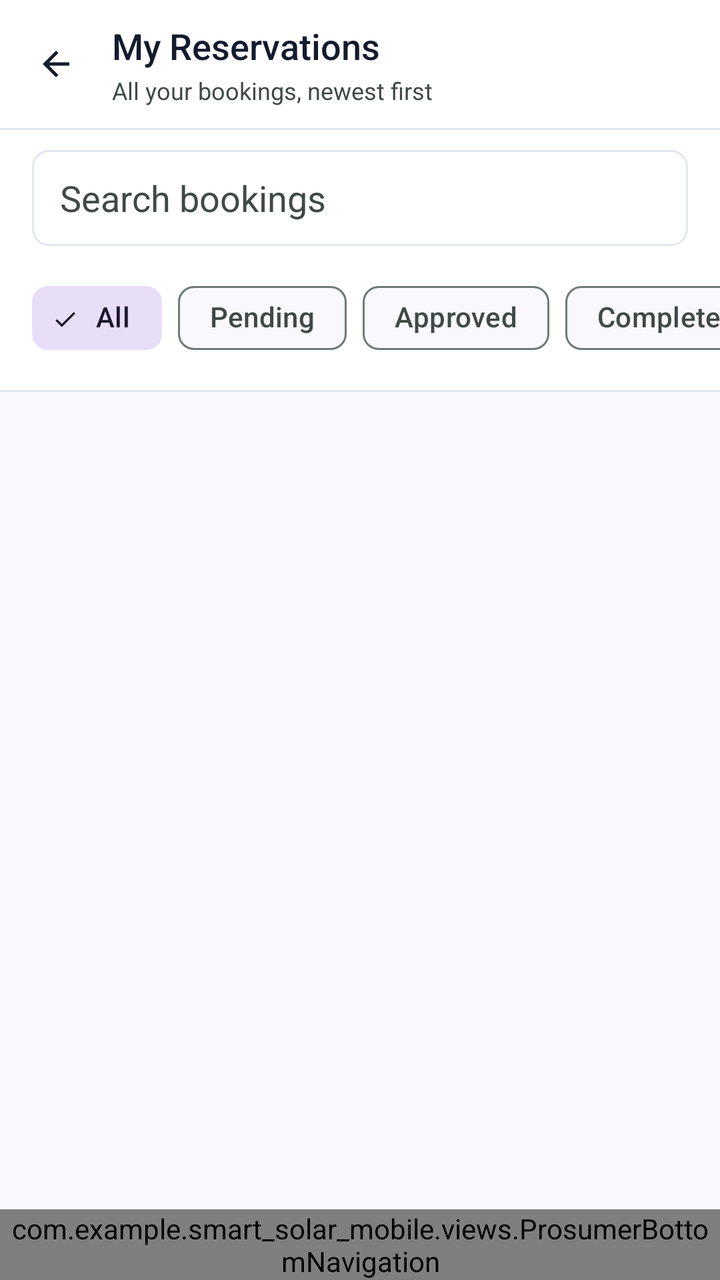
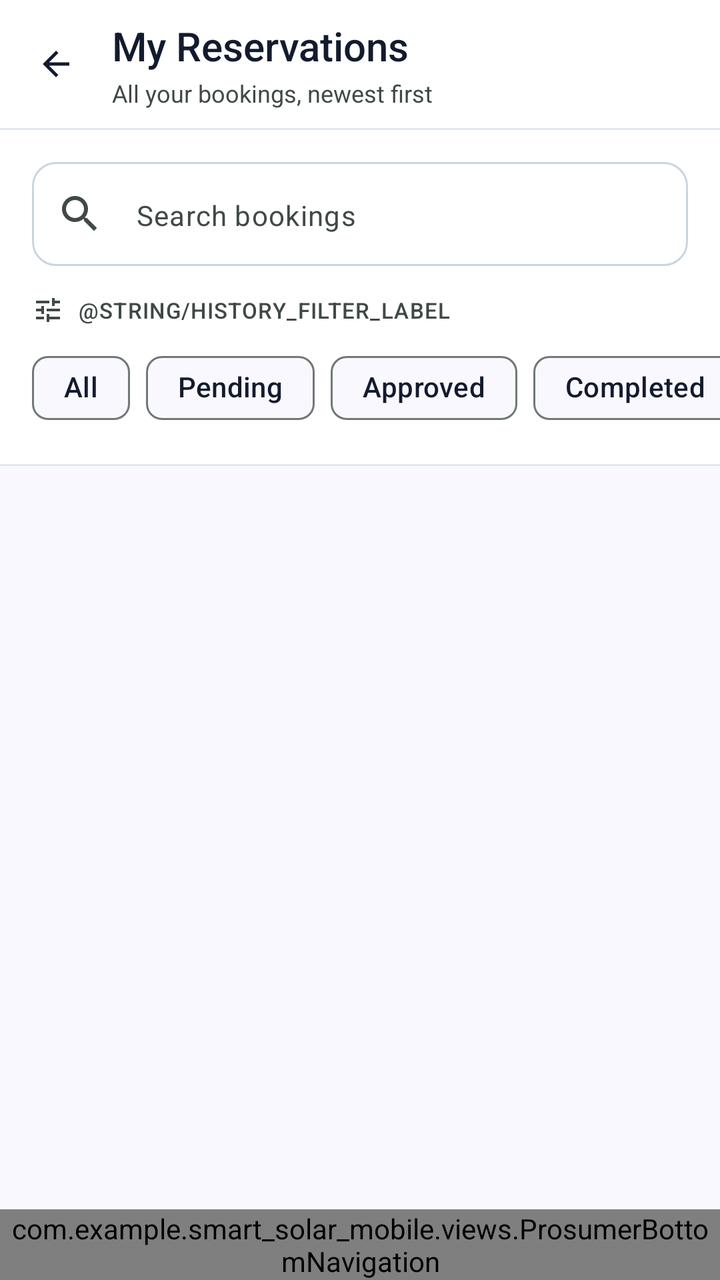

Before-and-after screenshots of an Android layout around one commit, followed by the original layout XML and the change that was made.
<!-- AndroidManifest.xml: application theme Theme.Smart_solar_mobile -->
<!-- res/layout/activity_reservation_history.xml -->
<?xml version="1.0" encoding="utf-8"?>
<LinearLayout xmlns:android="http://schemas.android.com/apk/res/android"
    xmlns:app="http://schemas.android.com/apk/res-auto"
    android:id="@+id/historyRoot"
    android:layout_width="match_parent"
    android:layout_height="match_parent"
    android:background="@color/surface_container_lowest"
    android:orientation="vertical">

    <LinearLayout
        android:layout_width="match_parent"
        android:layout_height="64dp"
        android:gravity="center_vertical"
        android:orientation="horizontal"
        android:paddingStart="4dp"
        android:paddingEnd="16dp">

        <com.google.android.material.button.MaterialButton
            android:id="@+id/backButton"
            style="@style/Widget.Material3.Button.IconButton"
            android:layout_width="48dp"
            android:layout_height="48dp"
            android:contentDescription="@string/back"
            app:icon="@drawable/ic_arrow_back"
            app:iconTint="@color/on_surface" />

        <LinearLayout
            android:layout_width="0dp"
            android:layout_height="wrap_content"
            android:layout_marginStart="4dp"
            android:layout_weight="1"
            android:orientation="vertical">

            <TextView
                android:layout_width="match_parent"
                android:layout_height="wrap_content"
                android:fontFamily="sans-serif-medium"
                android:text="@string/history_title"
                android:textColor="@color/on_surface"
                android:textSize="18sp" />

            <TextView
                android:layout_width="match_parent"
                android:layout_height="wrap_content"
                android:layout_marginTop="2dp"
                android:text="@string/history_subtitle"
                android:textColor="@color/on_surface_variant"
                android:textSize="12sp" />
        </LinearLayout>
    </LinearLayout>

    <View
        android:layout_width="match_parent"
        android:layout_height="1dp"
        android:background="@color/border_slate" />

    <EditText
        android:id="@+id/historySearchInput"
        android:layout_width="match_parent"
        android:layout_height="48dp"
        android:layout_marginStart="16dp"
        android:layout_marginTop="10dp"
        android:layout_marginEnd="16dp"
        android:background="@drawable/bg_card"
        android:hint="@string/history_search_hint"
        android:inputType="text"
        android:paddingStart="14dp"
        android:paddingEnd="14dp"
        android:singleLine="true"
        android:textColor="@color/on_surface"
        android:textColorHint="@color/on_surface_variant" />

    <HorizontalScrollView
        android:layout_width="match_parent"
        android:layout_height="wrap_content"
        android:paddingTop="12dp"
        android:paddingBottom="12dp"
        android:scrollbars="none">

        <com.google.android.material.chip.ChipGroup
            android:id="@+id/statusFilterGroup"
            android:layout_width="wrap_content"
            android:layout_height="wrap_content"
            android:layout_marginStart="16dp"
            android:layout_marginEnd="16dp"
            app:singleLine="true"
            app:singleSelection="true">

            <com.google.android.material.chip.Chip
                android:id="@+id/filterAllChip"
                style="@style/Widget.Material3.Chip.Filter"
                android:layout_width="wrap_content"
                android:layout_height="wrap_content"
                android:checked="true"
                android:text="@string/filter_all" />

            <com.google.android.material.chip.Chip
                android:id="@+id/filterPendingChip"
                style="@style/Widget.Material3.Chip.Filter"
                android:layout_width="wrap_content"
                android:layout_height="wrap_content"
                android:text="@string/reservation_status_pending" />

            <com.google.android.material.chip.Chip
                android:id="@+id/filterApprovedChip"
                style="@style/Widget.Material3.Chip.Filter"
                android:layout_width="wrap_content"
                android:layout_height="wrap_content"
                android:text="@string/reservation_status_approved" />

            <com.google.android.material.chip.Chip
                android:id="@+id/filterCompletedChip"
                style="@style/Widget.Material3.Chip.Filter"
                android:layout_width="wrap_content"
                android:layout_height="wrap_content"
                android:text="@string/reservation_status_completed" />

            <com.google.android.material.chip.Chip
                android:id="@+id/filterDeclinedChip"
                style="@style/Widget.Material3.Chip.Filter"
                android:layout_width="wrap_content"
                android:layout_height="wrap_content"
                android:text="@string/reservation_status_declined" />

            <com.google.android.material.chip.Chip
                android:id="@+id/filterCancelledChip"
                style="@style/Widget.Material3.Chip.Filter"
                android:layout_width="wrap_content"
                android:layout_height="wrap_content"
                android:text="@string/reservation_status_cancelled" />

            <com.google.android.material.chip.Chip
                android:id="@+id/filterExpiredChip"
                style="@style/Widget.Material3.Chip.Filter"
                android:layout_width="wrap_content"
                android:layout_height="wrap_content"
                android:text="@string/reservation_status_expired" />
        </com.google.android.material.chip.ChipGroup>
    </HorizontalScrollView>

    <View
        android:layout_width="match_parent"
        android:layout_height="1dp"
        android:background="@color/border_slate" />

    <LinearLayout
        android:id="@+id/historySyncBanner"
        android:layout_width="match_parent"
        android:layout_height="wrap_content"
        android:gravity="center_vertical"
        android:orientation="horizontal"
        android:paddingStart="16dp"
        android:paddingEnd="16dp"
        android:visibility="gone">

        <TextView
            android:id="@+id/historySyncText"
            android:layout_width="0dp"
            android:layout_height="wrap_content"
            android:layout_weight="1"
            android:paddingTop="7dp"
            android:paddingBottom="7dp"
            android:textColor="@color/on_surface_variant"
            android:textSize="12sp" />

        <com.google.android.material.button.MaterialButton
            android:id="@+id/historySyncRetryButton"
            style="@style/Widget.Material3.Button.TextButton"
            android:layout_width="wrap_content"
            android:layout_height="48dp"
            android:text="@string/retry"
            android:visibility="gone" />
    </LinearLayout>

    <com.google.android.material.progressindicator.LinearProgressIndicator
        android:id="@+id/historySyncProgress"
        android:layout_width="match_parent"
        android:layout_height="wrap_content"
        android:indeterminate="true"
        android:visibility="gone"
        app:indicatorColor="@color/secondary" />

    <FrameLayout
        android:layout_width="match_parent"
        android:layout_height="0dp"
        android:layout_weight="1"
        android:background="@color/surface">

        <androidx.recyclerview.widget.RecyclerView
            android:id="@+id/historyList"
            android:layout_width="match_parent"
            android:layout_height="match_parent"
            android:clipToPadding="false"
            android:paddingBottom="16dp"
            android:visibility="gone" />

        <LinearLayout
            android:id="@+id/historyLoadingView"
            android:layout_width="match_parent"
            android:layout_height="wrap_content"
            android:layout_gravity="center"
            android:gravity="center"
            android:orientation="horizontal"
            android:padding="24dp"
            android:visibility="gone">

            <com.google.android.material.progressindicator.CircularProgressIndicator
                android:layout_width="24dp"
                android:layout_height="24dp"
                android:indeterminate="true"
                app:indicatorColor="@color/secondary"
                app:indicatorSize="24dp" />

            <TextView
                android:layout_width="wrap_content"
                android:layout_height="wrap_content"
                android:layout_marginStart="12dp"
                android:text="@string/history_loading"
                android:textColor="@color/on_surface_variant"
                android:textSize="13sp" />
        </LinearLayout>

        <LinearLayout
            android:id="@+id/historyStateCard"
            android:layout_width="match_parent"
            android:layout_height="wrap_content"
            android:layout_gravity="center"
            android:layout_marginStart="16dp"
            android:layout_marginEnd="16dp"
            android:background="@drawable/bg_card"
            android:orientation="vertical"
            android:padding="18dp"
            android:visibility="gone">

            <TextView
                android:id="@+id/historyStateTitle"
                android:layout_width="match_parent"
                android:layout_height="wrap_content"
                android:textAppearance="@style/TextAppearance.SmartSolar.Title" />

            <TextView
                android:id="@+id/historyStateMessage"
                android:layout_width="match_parent"
                android:layout_height="wrap_content"
                android:layout_marginTop="5dp"
                android:accessibilityLiveRegion="polite"
                android:textColor="@color/on_surface_variant"
                android:textSize="13sp" />

            <com.google.android.material.button.MaterialButton
                android:id="@+id/retryHistoryButton"
                style="@style/Widget.Material3.Button.TextButton"
                android:layout_width="wrap_content"
                android:layout_height="48dp"
                android:layout_marginTop="6dp"
                android:text="@string/retry"
                android:visibility="gone" />
        </LinearLayout>
    </FrameLayout>

    <com.example.smart_solar_mobile.views.ProsumerBottomNavigation
        android:id="@+id/prosumerBottomNavigation"
        android:layout_width="match_parent"
        android:layout_height="wrap_content" />
</LinearLayout>
<!-- resources referenced by this layout -->
<resources>
  <color name="on_surface">#131B2E</color>
  <color name="secondary">#006C4A</color>
  <color name="surface">#FAF8FF</color>
  <string name="back">Back</string>
  <string name="filter_all">All</string>
  <string name="retry">Retry</string>
  <style name="TextAppearance.SmartSolar.Title" parent="">
          <item name="android:textSize">14sp</item>
          <item name="android:fontFamily">sans-serif-medium</item>
          <item name="android:textColor">@color/on_surface</item>
      </style>
  <color name="primary">#003025</color>
  <color name="on_primary">#FFFFFF</color>
  <color name="alert_danger">#720613</color>
  <color name="outline">#707975</color>
  <!-- unchanged entries left out for length: 18 -->
</resources>

<!-- the commit's change to res/layout/activity_reservation_history.xml (unified diff, before → after) -->
@@ -37,7 +37,7 @@
                 android:fontFamily="sans-serif-medium"
                 android:text="@string/history_title"
                 android:textColor="@color/on_surface"
-                android:textSize="18sp" />
+                android:textSize="20sp" />
 
             <TextView
                 android:layout_width="match_parent"
@@ -54,27 +54,61 @@
         android:layout_height="1dp"
         android:background="@color/border_slate" />
 
-    <EditText
-        android:id="@+id/historySearchInput"
-        android:layout_width="match_parent"
-        android:layout_height="48dp"
+    <com.google.android.material.textfield.TextInputLayout
+        style="@style/Widget.SmartSolar.TextField"
+        android:layout_width="match_parent"
+        android:layout_height="wrap_content"
         android:layout_marginStart="16dp"
-        android:layout_marginTop="10dp"
+        android:layout_marginTop="16dp"
         android:layout_marginEnd="16dp"
-        android:background="@drawable/bg_card"
-        android:hint="@string/history_search_hint"
-        android:inputType="text"
-        android:paddingStart="14dp"
-        android:paddingEnd="14dp"
-        android:singleLine="true"
-        android:textColor="@color/on_surface"
-        android:textColorHint="@color/on_surface_variant" />
+        app:boxCornerRadiusBottomEnd="12dp"
+        app:boxCornerRadiusBottomStart="12dp"
+        app:boxCornerRadiusTopEnd="12dp"
+        app:boxCornerRadiusTopStart="12dp"
+        app:endIconMode="clear_text"
+        app:startIconDrawable="@drawable/ic_search">
+
+        <com.google.android.material.textfield.TextInputEditText
+            android:id="@+id/historySearchInput"
+            android:layout_width="match_parent"
+            android:layout_height="52dp"
+            android:hint="@string/history_search_hint"
+            android:inputType="text"
+            android:singleLine="true"
+            android:textColor="@color/on_surface"
+            android:textColorHint="@color/on_surface_variant"
+            android:textSize="14sp" />
+    </com.google.android.material.textfield.TextInputLayout>
+
+    <LinearLayout
+        android:layout_width="match_parent"
+        android:layout_height="wrap_content"
+        android:layout_marginStart="16dp"
+        android:layout_marginTop="14dp"
+        android:layout_marginEnd="16dp"
+        android:gravity="center_vertical"
+        android:orientation="horizontal">
+
+        <ImageView
+            android:layout_width="16dp"
+            android:layout_height="16dp"
+            android:importantForAccessibility="no"
+            android:src="@drawable/ic_tune"
+            app:tint="@color/on_surface_variant" />
+
+        <TextView
+            android:layout_width="wrap_content"
+            android:layout_height="wrap_content"
+            android:layout_marginStart="7dp"
+            android:text="@string/history_filter_label"
+            android:textAppearance="@style/TextAppearance.SmartSolar.Overline" />
+    </LinearLayout>
 
     <HorizontalScrollView
         android:layout_width="match_parent"
         android:layout_height="wrap_content"
-        android:paddingTop="12dp"
-        android:paddingBottom="12dp"
+        android:paddingTop="7dp"
+        android:paddingBottom="14dp"
         android:scrollbars="none">
 
         <com.google.android.material.chip.ChipGroup
@@ -88,7 +122,7 @@
 
             <com.google.android.material.chip.Chip
                 android:id="@+id/filterAllChip"
-                style="@style/Widget.Material3.Chip.Filter"
+                style="@style/Widget.SmartSolar.HistoryFilterChip"
                 android:layout_width="wrap_content"
                 android:layout_height="wrap_content"
                 android:checked="true"
@@ -96,42 +130,42 @@
 
             <com.google.android.material.chip.Chip
                 android:id="@+id/filterPendingChip"
-                style="@style/Widget.Material3.Chip.Filter"
+                style="@style/Widget.SmartSolar.HistoryFilterChip"
                 android:layout_width="wrap_content"
                 android:layout_height="wrap_content"
                 android:text="@string/reservation_status_pending" />
 
             <com.google.android.material.chip.Chip
                 android:id="@+id/filterApprovedChip"
-                style="@style/Widget.Material3.Chip.Filter"
+                style="@style/Widget.SmartSolar.HistoryFilterChip"
                 android:layout_width="wrap_content"
                 android:layout_height="wrap_content"
                 android:text="@string/reservation_status_approved" />
 
             <com.google.android.material.chip.Chip
                 android:id="@+id/filterCompletedChip"
-                style="@style/Widget.Material3.Chip.Filter"
+                style="@style/Widget.SmartSolar.HistoryFilterChip"
                 android:layout_width="wrap_content"
                 android:layout_height="wrap_content"
                 android:text="@string/reservation_status_completed" />
 
             <com.google.android.material.chip.Chip
                 android:id="@+id/filterDeclinedChip"
-                style="@style/Widget.Material3.Chip.Filter"
+                style="@style/Widget.SmartSolar.HistoryFilterChip"
                 android:layout_width="wrap_content"
                 android:layout_height="wrap_content"
                 android:text="@string/reservation_status_declined" />
 
             <com.google.android.material.chip.Chip
                 android:id="@+id/filterCancelledChip"
-                style="@style/Widget.Material3.Chip.Filter"
+                style="@style/Widget.SmartSolar.HistoryFilterChip"
                 android:layout_width="wrap_content"
                 android:layout_height="wrap_content"
                 android:text="@string/reservation_status_cancelled" />
 
             <com.google.android.material.chip.Chip
                 android:id="@+id/filterExpiredChip"
-                style="@style/Widget.Material3.Chip.Filter"
+                style="@style/Widget.SmartSolar.HistoryFilterChip"
                 android:layout_width="wrap_content"
                 android:layout_height="wrap_content"
                 android:text="@string/reservation_status_expired" />
@@ -147,17 +181,32 @@
         android:id="@+id/historySyncBanner"
         android:layout_width="match_parent"
         android:layout_height="wrap_content"
+        android:layout_marginStart="16dp"
+        android:layout_marginTop="8dp"
+        android:layout_marginEnd="16dp"
+        android:layout_marginBottom="8dp"
+        android:background="@drawable/bg_card"
         android:gravity="center_vertical"
         android:orientation="horizontal"
-        android:paddingStart="16dp"
-        android:paddingEnd="16dp"
+        android:paddingStart="12dp"
+        android:paddingEnd="4dp"
         android:visibility="gone">
+
+        <ImageView
+            android:id="@+id/historySyncIcon"
+            android:layout_width="18dp"
+            android:layout_height="18dp"
+            android:importantForAccessibility="no"
+            android:src="@drawable/ic_refresh"
+            app:tint="@color/secondary" />
 
         <TextView
             android:id="@+id/historySyncText"
             android:layout_width="0dp"
             android:layout_height="wrap_content"
             android:layout_weight="1"
+            android:layout_marginStart="8dp"
+            android:accessibilityLiveRegion="polite"
             android:paddingTop="7dp"
             android:paddingBottom="7dp"
             android:textColor="@color/on_surface_variant"
@@ -191,17 +240,21 @@
             android:layout_width="match_parent"
             android:layout_height="match_parent"
             android:clipToPadding="false"
-            android:paddingBottom="16dp"
+            android:paddingStart="16dp"
+            android:paddingTop="10dp"
+            android:paddingEnd="16dp"
+            android:paddingBottom="24dp"
             android:visibility="gone" />
 
         <LinearLayout
             android:id="@+id/historyLoadingView"
-            android:layout_width="match_parent"
+            android:layout_width="wrap_content"
             android:layout_height="wrap_content"
             android:layout_gravity="center"
+            android:background="@drawable/bg_card"
             android:gravity="center"
             android:orientation="horizontal"
-            android:padding="24dp"
+            android:padding="18dp"
             android:visibility="gone">
 
             <com.google.android.material.progressindicator.CircularProgressIndicator
@@ -220,42 +273,72 @@
                 android:textSize="13sp" />
         </LinearLayout>
 
-        <LinearLayout
+        <com.google.android.material.card.MaterialCardView
             android:id="@+id/historyStateCard"
             android:layout_width="match_parent"
             android:layout_height="wrap_content"
             android:layout_gravity="center"
-            android:layout_marginStart="16dp"
-            android:layout_marginEnd="16dp"
-            android:background="@drawable/bg_card"
-            android:orientation="vertical"
-            android:padding="18dp"
-            android:visibility="gone">
-
-            <TextView
-                android:id="@+id/historyStateTitle"
+            android:layout_marginStart="20dp"
+            android:layout_marginEnd="20dp"
+            android:visibility="gone"
+            app:cardBackgroundColor="@color/surface_container_lowest"
+            app:cardCornerRadius="16dp"
+            app:cardElevation="1dp"
+            app:strokeColor="@color/border_slate"
+            app:strokeWidth="1dp">
+
+            <LinearLayout
                 android:layout_width="match_parent"
                 android:layout_height="wrap_content"
-                android:textAppearance="@style/TextAppearance.SmartSolar.Title" />
-
-            <TextView
-                android:id="@+id/historyStateMessage"
-                android:layout_width="match_parent"
-                android:layout_height="wrap_content"
-                android:layout_marginTop="5dp"
-                android:accessibilityLiveRegion="polite"
-                android:textColor="@color/on_surface_variant"
-                android:textSize="13sp" />
-
-            <com.google.android.material.button.MaterialButton
-                android:id="@+id/retryHistoryButton"
-                style="@style/Widget.Material3.Button.TextButton"
-                android:layout_width="wrap_content"
-                android:layout_height="48dp"
-                android:layout_marginTop="6dp"
-                android:text="@string/retry"
-                android:visibility="gone" />
-        </LinearLayout>
+                android:gravity="center_horizontal"
+                android:orientation="vertical"
+                android:padding="22dp">
+
+                <ImageView
+                    android:id="@+id/historyStateIcon"
+                    android:layout_width="48dp"
+                    android:layout_height="48dp"
+                    android:background="@drawable/bg_icon_tile"
+                    android:importantForAccessibility="no"
+                    android:padding="12dp"
+                    android:src="@drawable/ic_calendar"
+                    app:tint="@color/secondary" />
+
+                <TextView
+                    android:id="@+id/historyStateTitle"
+                    android:layout_width="match_parent"
+                    android:layout_height="wrap_content"
+                    android:layout_marginTop="14dp"
+                    android:gravity="center"
+                    android:textColor="@color/on_surface"
+                    android:textSize="18sp"
+                    android:textStyle="bold" />
+
+                <TextView
+                    android:id="@+id/historyStateMessage"
+                    android:layout_width="match_parent"
+                    android:layout_height="wrap_content"
+                    android:layout_marginTop="6dp"
+                    android:accessibilityLiveRegion="polite"
+                    android:gravity="center"
+                    android:textColor="@color/on_surface_variant"
+                    android:textSize="14sp" />
+
+                <com.google.android.material.button.MaterialButton
+                    android:id="@+id/retryHistoryButton"
+                    style="@style/Widget.Material3.Button.OutlinedButton"
+                    android:layout_width="wrap_content"
+                    android:layout_height="48dp"
+                    android:layout_marginTop="14dp"
+                    android:text="@string/retry"
+                    android:textColor="@color/primary"
+                    android:visibility="gone"
+                    app:cornerRadius="8dp"
+                    app:icon="@drawable/ic_refresh"
+                    app:iconTint="@color/secondary"
+                    app:strokeColor="@color/border_slate" />
+            </LinearLayout>
+        </com.google.android.material.card.MaterialCardView>
     </FrameLayout>
 
     <com.example.smart_solar_mobile.views.ProsumerBottomNavigation
<!-- resource entries referenced after the edit -->
@@ -3,14 +3,77 @@
   <color name="on_surface">#131B2E</color>
   <color name="secondary">#006C4A</color>
   <color name="surface">#FAF8FF</color>
+  <!-- drawable bg_icon_tile (drawable) -->
+  <?xml version="1.0" encoding="utf-8"?>
+  <shape xmlns:android="http://schemas.android.com/apk/res/android" android:shape="rectangle">
+      <solid android:color="@color/surface_container_low" />
+      <corners android:radius="8dp" />
+  </shape>
+  <!-- drawable ic_calendar (drawable) -->
+  <vector xmlns:android="http://schemas.android.com/apk/res/android"
+      android:width="24dp"
+      android:height="24dp"
+      android:viewportWidth="24"
+      android:viewportHeight="24">
+      <path
+          android:fillColor="@android:color/black"
+          android:pathData="M20,3h-1V1h-2v2H7V1H5v2H4c-1.1,0 -2,0.9 -2,2v16c0,1.1 0.9,2 2,2h16c1.1,0 2,-0.9 2,-2V5c0,-1.1 -0.9,-2 -2,-2zM20,21H4V8h16v13z" />
+  </vector>
+  <!-- drawable ic_refresh (drawable) -->
+  <vector xmlns:android="http://schemas.android.com/apk/res/android"
+      android:width="24dp"
+      android:height="24dp"
+      android:viewportWidth="24"
+      android:viewportHeight="24">
+      <path
+          android:fillColor="@android:color/black"
+          android:pathData="M17.65,6.35C16.2,4.9 14.21,4 12,4c-4.42,0 -7.99,3.58 -7.99,8s3.57,8 7.99,8c3.73,0 6.84,-2.55 7.73,-6h-2.08c-0.82,2.33 -3.04,4 -5.65,4 -3.31,0 -6,-2.69 -6,-6s2.69,-6 6,-6c1.66,0 3.14,0.69 4.22,1.78L13,11h7V4l-2.35,2.35z" />
+  </vector>
+  <!-- drawable ic_search (drawable) -->
+  <vector xmlns:android="http://schemas.android.com/apk/res/android"
+      android:width="24dp"
+      android:height="24dp"
+      android:viewportWidth="24"
+      android:viewportHeight="24">
+      <path
+          android:fillColor="@android:color/black"
+          android:pathData="M15.5,14h-0.79l-0.28,-0.27C15.41,12.59 16,11.11 16,9.5 16,5.91 13.09,3 9.5,3S3,5.91 3,9.5 5.91,16 9.5,16c1.61,0 3.09,-0.59 4.23,-1.57l0.27,0.28v0.79l5,4.99L20.49,19l-4.99,-5zM9.5,14C7.01,14 5,11.99 5,9.5S7.01,5 9.5,5 14,7.01 14,9.5 11.99,14 9.5,14z" />
+  </vector>
+  <!-- drawable ic_tune (drawable) -->
+  <vector xmlns:android="http://schemas.android.com/apk/res/android"
+      android:width="24dp"
+      android:height="24dp"
+      android:viewportWidth="24"
+      android:viewportHeight="24">
+      <path
+          android:fillColor="@android:color/black"
+          android:pathData="M3,17v2h6v-2L3,17zM3,5v2h10L13,5L3,5zM13,21v-2h8v-2h-8v-2h-2v6h2zM7,9v2L3,11v2h4v2h2L9,9L7,9zM21,13v-2L11,11v2h10zM15,9h2L17,7h4L21,5h-4L17,3h-2v6z" />
+  </vector>
   <string name="back">Back</string>
   <string name="filter_all">All</string>
   <string name="retry">Retry</string>
-  <style name="TextAppearance.SmartSolar.Title" parent="">
-          <item name="android:textSize">14sp</item>
+  <style name="TextAppearance.SmartSolar.Overline" parent="">
+          <item name="android:textSize">11sp</item>
           <item name="android:fontFamily">sans-serif-medium</item>
-          <item name="android:textColor">@color/on_surface</item>
+          <item name="android:letterSpacing">0.04</item>
+          <item name="android:textAllCaps">true</item>
+          <item name="android:textColor">@color/on_surface_variant</item>
       </style>
+  <style name="Widget.SmartSolar.TextField" parent="Widget.Material3.TextInputLayout.OutlinedBox">
+          <item name="hintEnabled">false</item>
+          <item name="boxBackgroundColor">@color/surface_container_lowest</item>
+          <item name="boxStrokeColor">@color/text_field_stroke</item>
+          <item name="boxStrokeErrorColor">@color/alert_danger</item>
+          <item name="boxCornerRadiusTopStart">8dp</item>
+          <item name="boxCornerRadiusTopEnd">8dp</item>
+          <item name="boxCornerRadiusBottomStart">8dp</item>
+          <item name="boxCornerRadiusBottomEnd">8dp</item>
+          <item name="startIconTint">@color/on_surface_variant</item>
+          <item name="endIconTint">@color/on_surface_variant</item>
+          <item name="errorTextColor">@color/alert_danger</item>
+          <item name="errorIconDrawable">@null</item>
+      </style>
+  <color name="surface_container_low">#F2F3FF</color>
   <color name="primary">#003025</color>
   <color name="on_primary">#FFFFFF</color>
   <color name="alert_danger">#720613</color>
